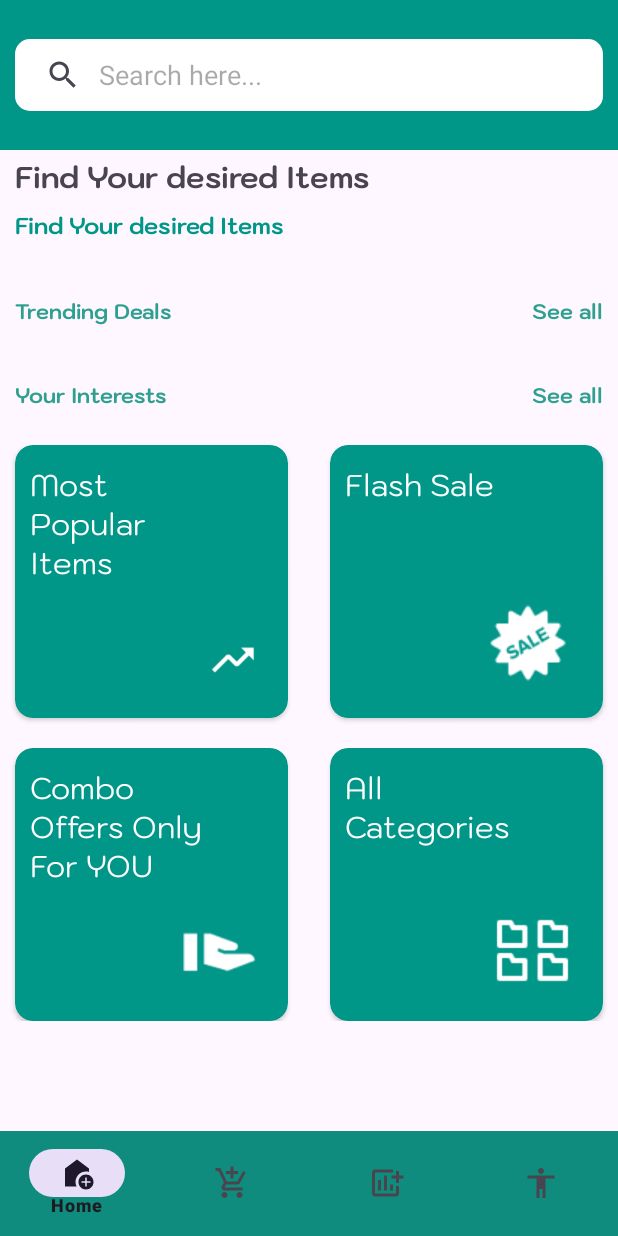
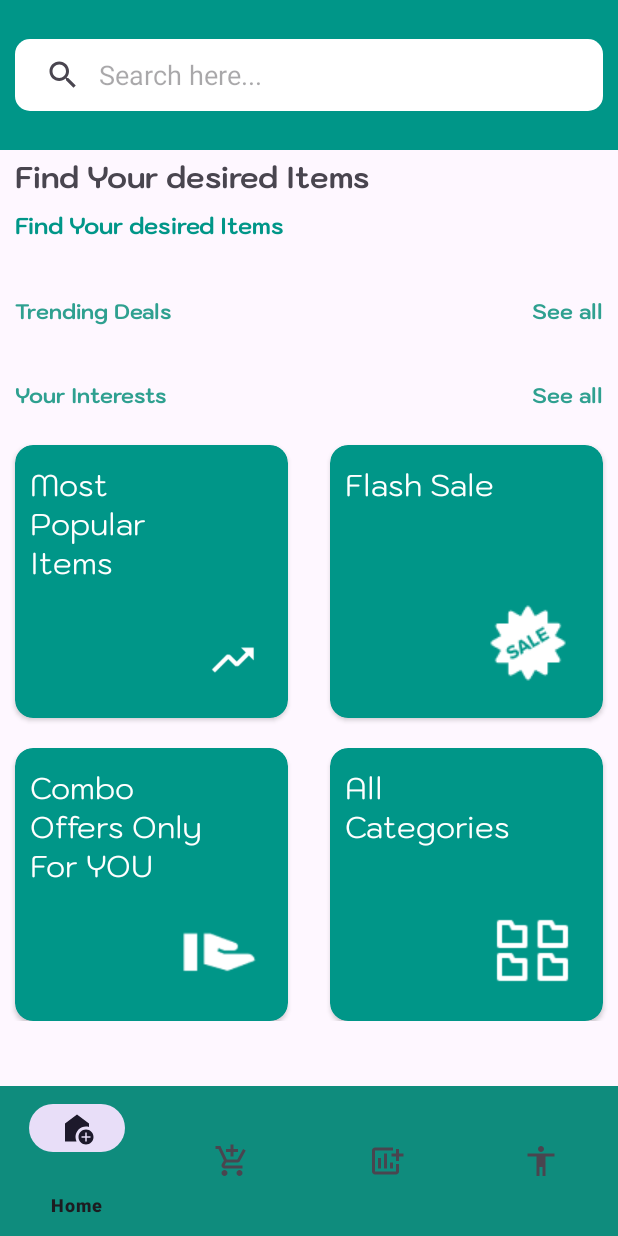
Before and after one commit to Shimon31/Fake_ecommerce, an Android app: the screen it shows after launch (MainActivity), on a phone screen of 412 x 824 dp. Run offline under Robolectric (Android 15) with nearby library versions, the phone set to English and light mode, and no system bars; our stand-ins replace Dagger/Hilt's generated code, navigation-ui; network calls fail; pictures from the network do not load; 1 statement that could not run was skipped.

Commit message:
Bottom Menu

```diff
--- a/app/src/main/java/com/example/fake_store/MainActivity.kt
+++ b/app/src/main/java/com/example/fake_store/MainActivity.kt
@@ -5,18 +5,24 @@ import androidx.activity.enableEdgeToEdge
 import androidx.appcompat.app.AppCompatActivity
 import androidx.core.view.ViewCompat
 import androidx.core.view.WindowInsetsCompat
+import androidx.navigation.findNavController
+import androidx.navigation.ui.setupWithNavController
+import com.example.fake_store.databinding.ActivityMainBinding
 import dagger.hilt.android.AndroidEntryPoint
 
 @AndroidEntryPoint
 class MainActivity : AppCompatActivity() {
+
+    lateinit var binding: ActivityMainBinding
+
     override fun onCreate(savedInstanceState: Bundle?) {
         super.onCreate(savedInstanceState)
         enableEdgeToEdge()
-        setContentView(R.layout.activity_main)
-        ViewCompat.setOnApplyWindowInsetsListener(findViewById(R.id.main)) { v, insets ->
-            val systemBars = insets.getInsets(WindowInsetsCompat.Type.systemBars())
-            v.setPadding(systemBars.left, systemBars.top, systemBars.right, systemBars.bottom)
-            insets
-        }
+        binding= ActivityMainBinding.inflate(layoutInflater)
+        setContentView(binding.root)
+
+        val navcontroller = findNavController(R.id.fragmentContainerView)
+        binding.bottomNavigation.setupWithNavController(navcontroller)
+
     }
 }
--- a/app/src/main/res/layout/activity_main.xml
+++ b/app/src/main/res/layout/activity_main.xml
@@ -9,7 +9,7 @@
 
 
 
-    <androidx.fragment.app.FragmentContainerView
+    <fragment
         android:id="@+id/fragmentContainerView"
         android:name="androidx.navigation.fragment.NavHostFragment"
         android:layout_width="match_parent"
@@ -21,12 +21,10 @@
         app:layout_constraintTop_toTopOf="parent"
         app:navGraph="@navigation/main_nav" />
 
-
-
     <com.google.android.material.bottomnavigation.BottomNavigationView
         android:id="@+id/bottomNavigation"
         android:layout_width="match_parent"
-        android:layout_height="70dp"
+        android:layout_height="100dp"
         android:background="#0F8C7D"
         app:layout_constraintBottom_toBottomOf="parent"
         app:layout_constraintEnd_toEndOf="parent"
```
